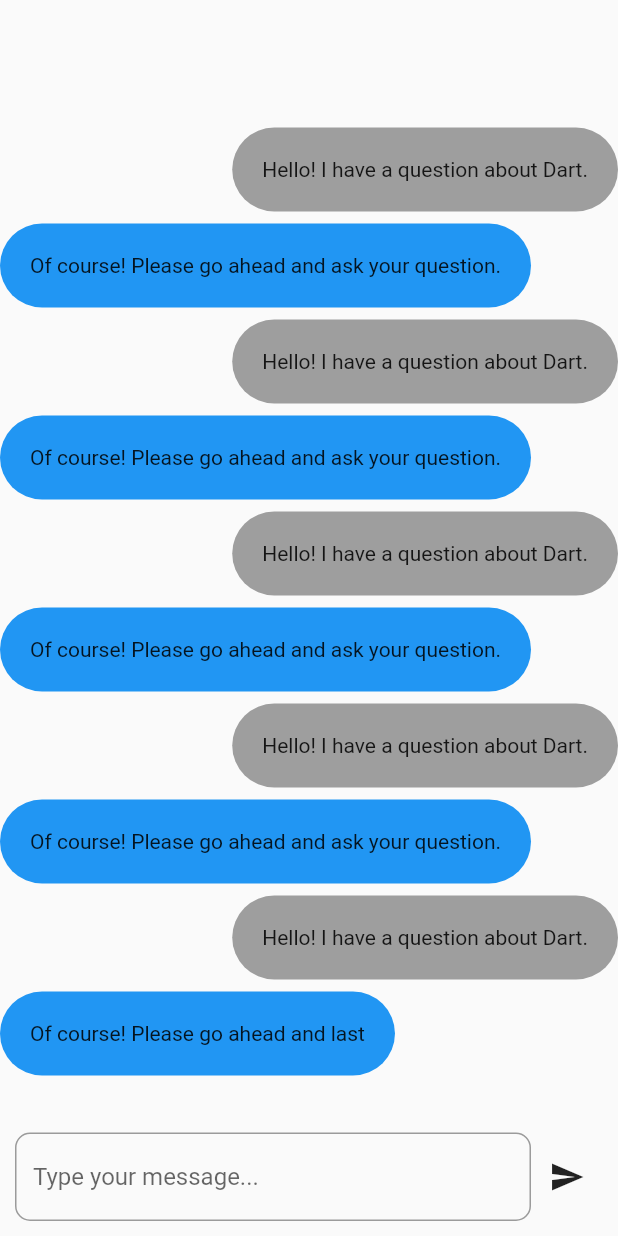
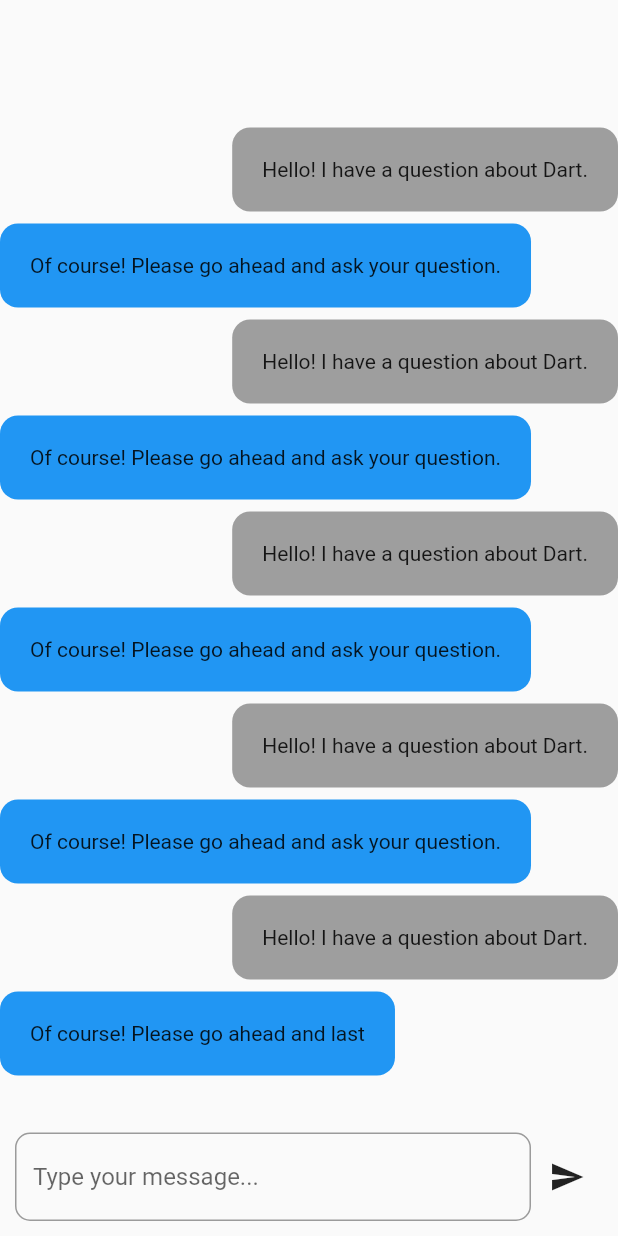
Before and after one commit to intelligent-iterations/llm_chat, a Flutter app: the screen it shows after launch, on a phone screen of 412 x 824 dp. Run offline on Flutter 3.47's test engine with Material 2 defaults, Android fonts, the phone set to English and light mode, and no system bars; our stand-ins replace equatable.

Commit message:
fixed border radius

```diff
--- a/lib/main.dart
+++ b/lib/main.dart
@@ -249,7 +249,7 @@ class LlmChatMessageItem extends StatelessWidget {
     if ('${message.type}' == 'user' || message.type == 'assistant') {
       BoxDecoration decoration = boxDecorationBasedOnMessage == null
           ? BoxDecoration(
-              color: _getColor(), borderRadius: BorderRadius.circular(999))
+              color: _getColor(), borderRadius: BorderRadius.circular(12))
           : boxDecorationBasedOnMessage!(message);
 
       return Align(
```
